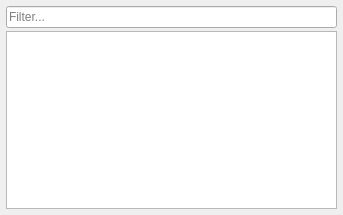
This is ui/windows/fileBrowser/forms/fileSelector.ui in david-cattermole/qt-learning as Qt 5 draws it before an edit. The edited form follows.
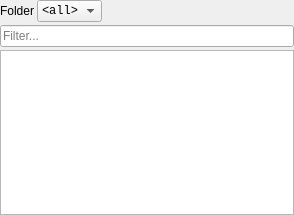
This is the edited form.

```diff
--- a/ui/windows/fileBrowser/forms/fileSelector.ui
+++ b/ui/windows/fileBrowser/forms/fileSelector.ui
@@ -6,7 +6,7 @@
    <rect>
     <x>0</x>
     <y>0</y>
-    <width>343</width>
+    <width>294</width>
     <height>215</height>
    </rect>
   </property>
@@ -18,7 +18,7 @@
     <number>0</number>
    </property>
    <property name="margin">
-    <number>3</number>
+    <number>0</number>
    </property>
    <item>
     <layout class="QVBoxLayout" name="verticalLayout">
@@ -26,8 +26,49 @@
       <number>3</number>
      </property>
      <property name="margin">
-      <number>3</number>
+      <number>0</number>
      </property>
+     <item>
+      <layout class="QHBoxLayout" name="horizontalLayout_2">
+       <property name="spacing">
+        <number>3</number>
+       </property>
+       <item>
+        <widget class="QLabel" name="folderLabel">
+         <property name="text">
+          <string>Folder</string>
+         </property>
+        </widget>
+       </item>
+       <item>
+        <widget class="QComboBox" name="folderComboBox">
+         <property name="font">
+          <font>
+           <family>Monospace</family>
+          </font>
+         </property>
+         <item>
+          <property name="text">
+           <string>&lt;all&gt;</string>
+          </property>
+         </item>
+        </widget>
+       </item>
+       <item>
+        <spacer name="horizontalSpacer">
+         <property name="orientation">
+          <enum>Qt::Horizontal</enum>
+         </property>
+         <property name="sizeHint" stdset="0">
+          <size>
+           <width>40</width>
+           <height>20</height>
+          </size>
+         </property>
+        </spacer>
+       </item>
+      </layout>
+     </item>
      <item>
       <widget class="QLineEdit" name="searchLineEdit">
        <property name="sizePolicy">
```
